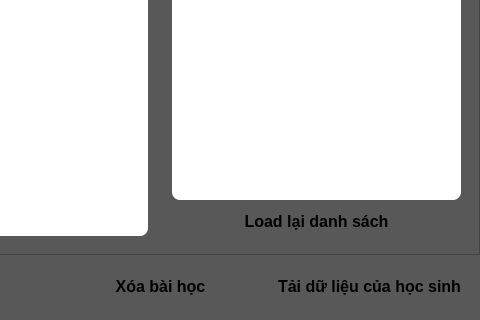
Before: the Qt Designer form UI_Files/Room.ui in hoangm960/Astraea, drawn with Qt 5; both pictures show x 160 to 640 and y 280 to 600 of the 640 by 600 pixel window.
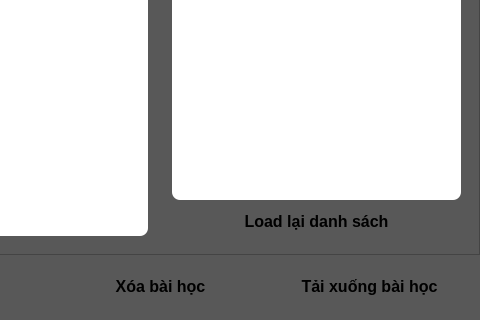
After: the same form once the commit is applied. Icons and pictures are not drawn.

The edit to the form file:
```diff
--- a/UI_Files/Room.ui
+++ b/UI_Files/Room.ui
@@ -627,7 +627,7 @@
           <locale language="Vietnamese" country="Vietnam"/>
          </property>
          <property name="text">
-          <string>Tải dữ liệu của học sinh</string>
+          <string>Tải xuống bài học</string>
          </property>
         </widget>
        </item>
```
